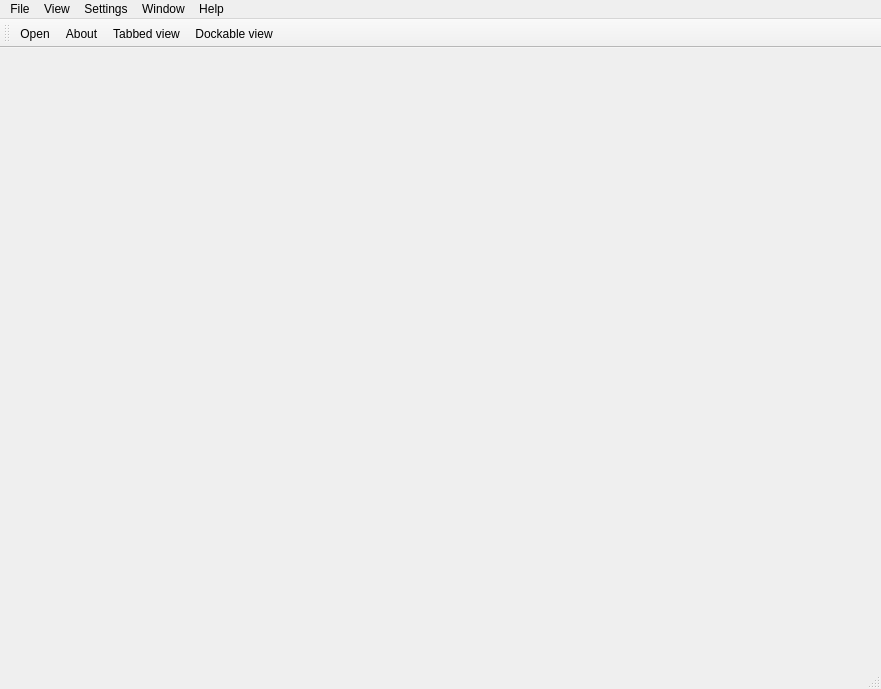
Old version of the form trunk/src/core/ui/toolboxmaindeffile.ui in the repository mk4me/hm-mde-one.
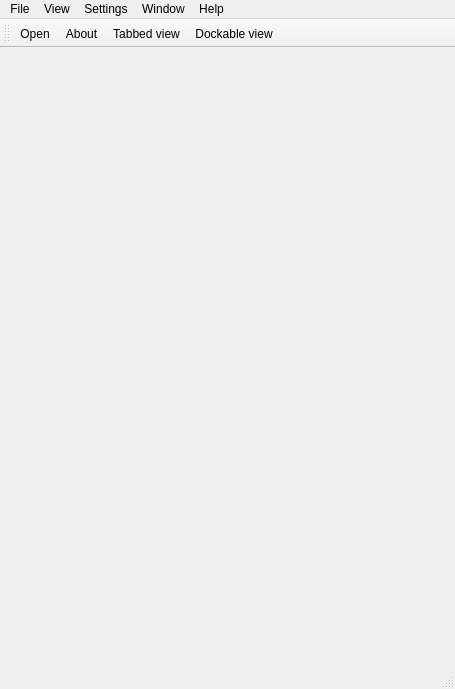
New version of the form.

Patch:
```diff
--- a/trunk/src/core/ui/toolboxmaindeffile.ui
+++ b/trunk/src/core/ui/toolboxmaindeffile.ui
@@ -6,7 +6,7 @@
    <rect>
     <x>0</x>
     <y>0</y>
-    <width>881</width>
+    <width>455</width>
     <height>689</height>
    </rect>
   </property>
@@ -60,7 +60,7 @@
     <rect>
      <x>0</x>
      <y>0</y>
-     <width>881</width>
+     <width>455</width>
      <height>21</height>
     </rect>
    </property>
```
Left out of the diff: 71 changed lines with no effect on the pictures.
